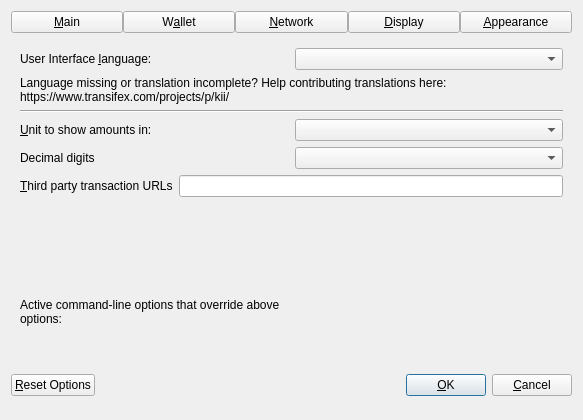
SMILES00714/kii-core, file src/qt/forms/optionsdialog.ui: the form before one commit.
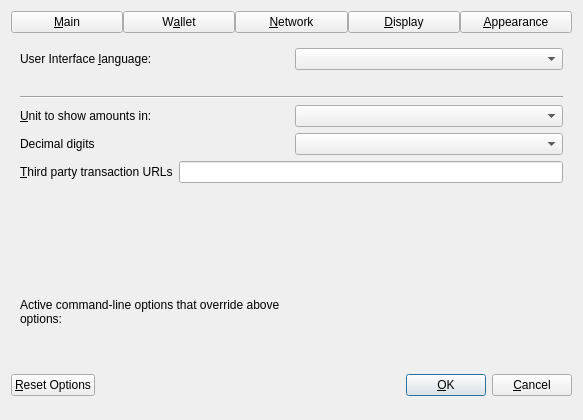
The form after the commit. The open tabs and pages were chosen to show the change. Custom widgets are drawn as their Qt base class.

```diff
--- a/src/qt/forms/optionsdialog.ui
+++ b/src/qt/forms/optionsdialog.ui
@@ -611,10 +611,6 @@
          <property name="accessibleName">
           <string notr="true"/>
          </property>
-         <property name="text">
-          <string>Language missing or translation incomplete? Help contributing translations here:
-https://www.transifex.com/projects/p/kii/</string>
-         </property>
          <property name="wordWrap">
           <bool>true</bool>
          </property>
```
